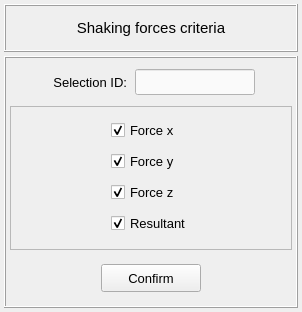
Old version of the form pulse/interface/data/ui_files/criterias/shaking_forces_criteria_widget.ui in the repository open-pulse/OpenPulse.
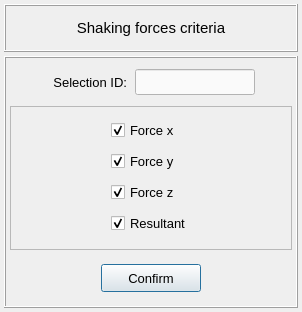
New version of the form.

Diff of the .ui file:
```diff
--- a/pulse/interface/data/ui_files/criterias/shaking_forces_criteria_widget.ui
+++ b/pulse/interface/data/ui_files/criterias/shaking_forces_criteria_widget.ui
@@ -391,6 +391,9 @@
            <property name="text">
             <string>Confirm</string>
            </property>
+           <property name="default">
+            <bool>true</bool>
+           </property>
           </widget>
          </item>
         </layout>
```
Left out of the diff: 10 changed lines with no effect on the pictures.
